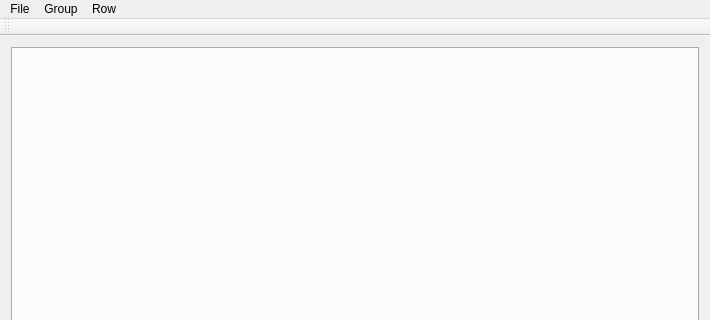
Old version of the form ShotPreparationTool/shotpreparationtool.ui in the repository BlakeRaymond-AI/ENPH459Project; both pictures show x 0 to 710 and y 0 to 320 of the 710 by 473 pixel window.
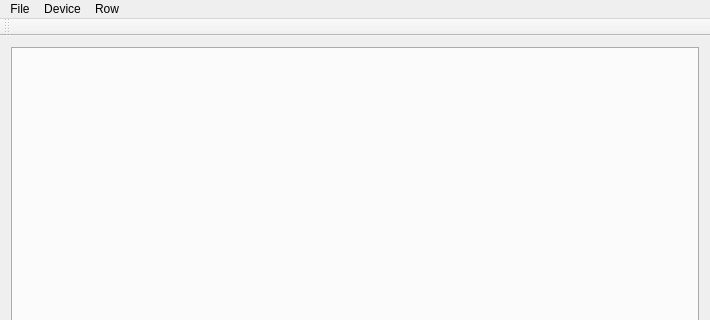
New version of the form.

Commit message: Change 'Group' menu to 'Device' menu

Diff of the .ui file:
```diff
--- a/ShotPreparationTool/shotpreparationtool.ui
+++ b/ShotPreparationTool/shotpreparationtool.ui
@@ -57,7 +57,7 @@
    </widget>
    <widget class="QMenu" name="menuGroup">
     <property name="title">
-     <string>Group</string>
+     <string>Device</string>
     </property>
     <addaction name="actionAddGroup"/>
     <addaction name="actionRemoveGroup"/>
```
Left out of the diff: 8 changed lines with no effect on the pictures. The commit also changes 2 other files.
